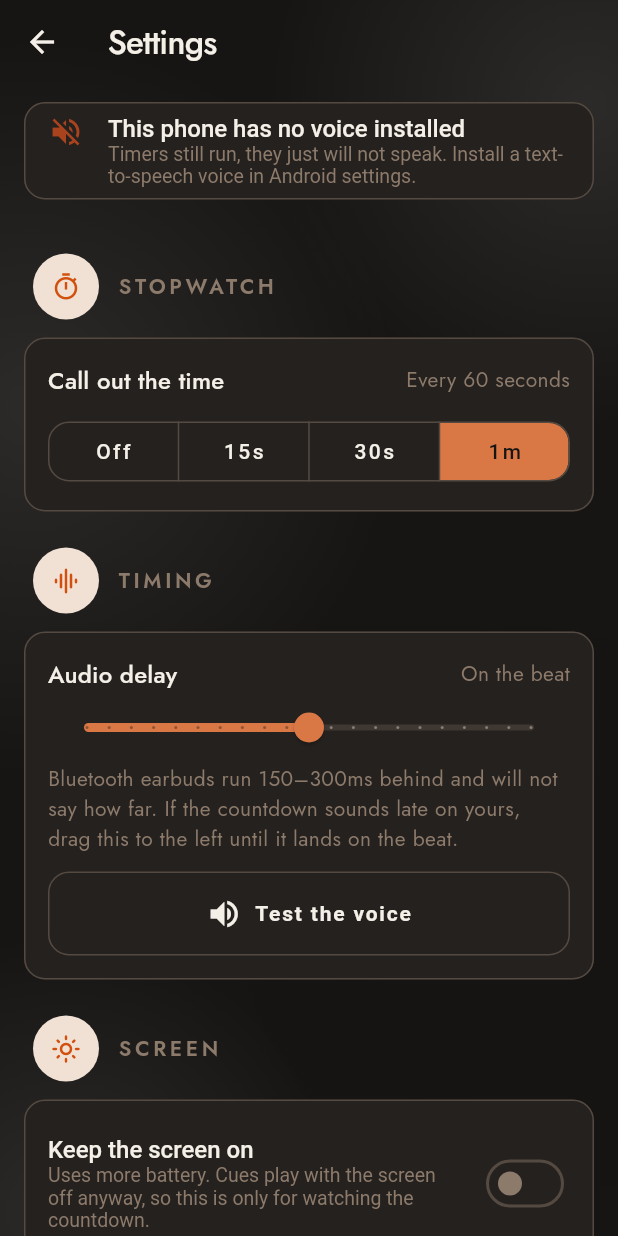
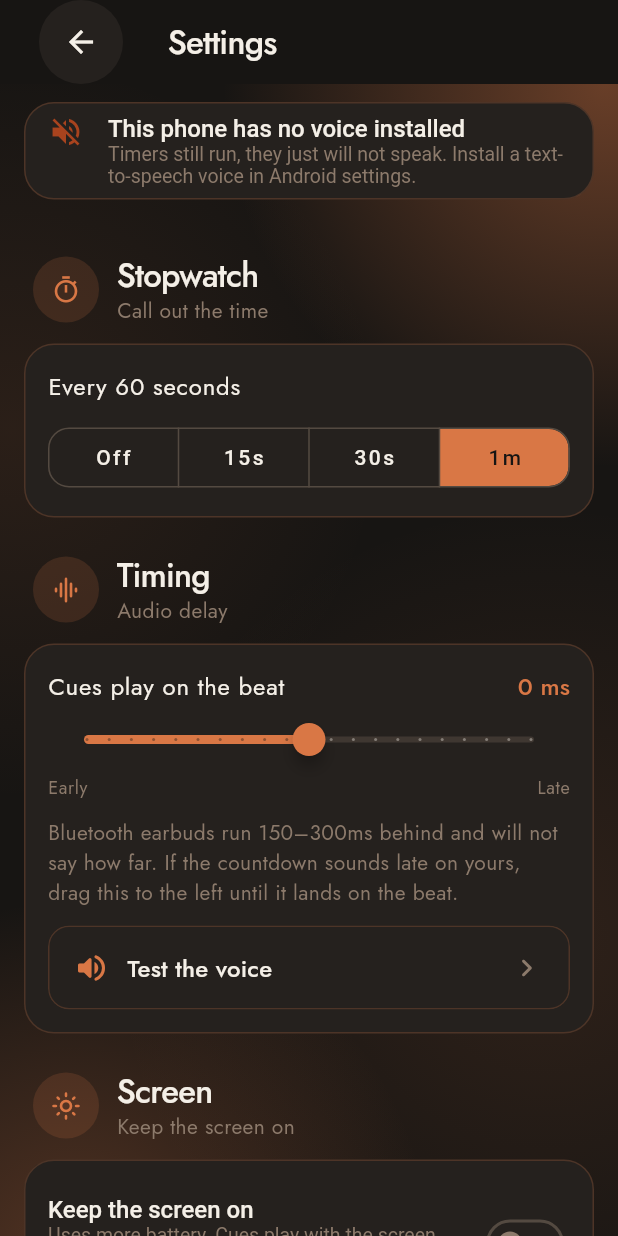
Before and after one commit to coderaadimanv/talking_stopwatch, a Flutter app: the screen it shows after launch, after a tap on the "settings" icon, on a phone screen of 412 x 824 dp. Run offline on Flutter 3.47's test engine with Material 3 defaults, Android fonts, the phone set to English and light mode, and no system bars; our stand-ins replace flutter_riverpod, go_router.

Commit message:
Warm the dark screens up
Closer to the second mockup. SoftBackground now has two moods: on a
phase colour its shapes are that colour lifted and dropped a little and
stay nearly invisible, and on a dark screen there is nothing to lift,
so it takes a glow and lays down pools of it instead. That is where the
warmth on the list and the settings comes from, and it is the single
biggest reason those screens looked flat before.

Badges on a dark screen are filled with the accent turned right down
rather than with ivory. A pale disc on a dark page is a hole punched in
it; a warm one belongs to the screen.

Settings headings now carry the section and the setting -- "Timing" over
"Audio delay" -- which gets the name out of the card and leaves the card
for the control. The slider says what it is set to in the accent, and
its ends say which way they mean. Test the voice became a row with a
chevron, because it goes and does something rather than setting
something.

Two width bugs, and the second is the interesting one.

The slider's ends had read "500 ms early" and "500 ms late", which is 29
pixels wider than a 320dp phone has to give. The layout test caught it.
The ends only need the direction: the reading above already gives the
size.

The tick on the chosen segment then wrapped "1m" onto two lines. The
overflow test could not see that -- wrapping throws nothing -- and my
first guess that the tick was behind the earlier overflow was wrong,
which bisecting proved before the screenshot showed the real damage.
Four segments across 320dp leave about 64 pixels each and the tick takes
a third of that, so the tick is gone; the solid fill already says which
one is chosen. The layout test now measures the chosen segment against
an unchosen one, and that assertion was checked against the tick before
being kept: it fails with it, passes without.

131 tests, analyzer clean. Both screens checked on the emulator.

Co-Authored-By: Claude Opus 5 <noreply@anthropic.com>

```diff
--- a/lib/app/style.dart
+++ b/lib/app/style.dart
@@ -37,6 +37,13 @@ abstract final class Brand {
   static const veilDark = Color(0x12000000);
 
   static const transparent = Color(0x00000000);
+
+  /// A card's edge on a dark screen. Warm rather than neutral, so the cards
+  /// belong to the accent that lights the rest of the screen.
+  static final cardLine = terracotta.withValues(alpha: 0.22);
+
+  /// The fill behind a section's icon: the accent, turned right down.
+  static final accentWash = terracotta.withValues(alpha: 0.16);
 }
 
 /// The one place the app is allowed a shadow.
@@ -163,6 +170,10 @@ abstract final class Sizes {
   /// under a thumb. Softened here, and deliberately one number: change this
   /// and the whole app changes with it.
   static const radius = 14.0;
+
+  /// Cards are rounder than the controls inside them, which is what makes
+  /// them read as one surface rather than a box drawn around some widgets.
+  static const radiusCard = 20.0;
 
   static const hairline = 1.0;
 }
@@ -345,6 +356,21 @@ extension ColorsOf on BuildContext {
   AppColors get colors => Theme.of(this).extension<AppColors>()!;
 }
 
+/// An icon button sitting in its own dark disc, for app bars.
+///
+/// A bare arrow on a dark screen is a small grey mark in a large empty corner.
+/// The disc gives it an edge to be seen against and a target to be hit.
+ButtonStyle chipIconButton() => ButtonStyle(
+  backgroundColor: const WidgetStatePropertyAll(Brand.surface),
+  foregroundColor: const WidgetStatePropertyAll(Brand.ivory),
+  overlayColor: const WidgetStatePropertyAll(Color(0x14F4EFE7)),
+  shape: const WidgetStatePropertyAll(CircleBorder()),
+  minimumSize: const WidgetStatePropertyAll(
+    Size(Sizes.control, Sizes.control),
+  ),
+  iconSize: const WidgetStatePropertyAll(Sizes.icon),
+);
+
 /// A button's label, which shrinks rather than wraps.
 ///
 /// Three buttons across a 320dp phone leave about 62 logical pixels for text,
@@ -445,13 +471,13 @@ ThemeData appTheme() {
     textButtonTheme: TextButtonThemeData(style: _text()),
     iconButtonTheme: IconButtonThemeData(style: _icon()),
 
-    cardTheme: const CardThemeData(
+    cardTheme: CardThemeData(
       color: Brand.surface,
       elevation: 0,
       margin: EdgeInsets.zero,
       shape: RoundedRectangleBorder(
-        borderRadius: BorderRadius.all(Radius.circular(Sizes.radius)),
-        side: BorderSide(color: Brand.line, width: Sizes.hairline),
+        borderRadius: BorderRadius.circular(Sizes.radiusCard),
+        side: BorderSide(color: Brand.cardLine, width: Sizes.hairline),
       ),
     ),
 
@@ -511,6 +537,9 @@ ThemeData appTheme() {
       inactiveTrackColor: Brand.raised,
       thumbColor: Brand.terracotta,
       overlayColor: Color(0x33D97745),
+      // A little lift under the thumb, so the one thing being dragged is the
+      // one thing standing off the track.
+      thumbShape: RoundSliderThumbShape(enabledThumbRadius: 11, elevation: 4),
     ),
 
     segmentedButtonTheme: SegmentedButtonThemeData(
--- a/lib/app/widgets/soft_background.dart
+++ b/lib/app/widgets/soft_background.dart
@@ -2,25 +2,40 @@ import 'package:flutter/material.dart';
 
 import '../style.dart';
 
-/// The ground a running screen stands on: one colour, with a few very soft
-/// shapes drifting through it.
+/// The ground a screen stands on: one colour, with a few very soft shapes
+/// drifting through it.
 ///
-/// A flat fill at this size reads as a blank wall. The shapes are the same
-/// colour lifted or dropped a little and have no edges at all, so they give
-/// the screen depth without ever being noticed as shapes — which is the point.
-/// Nothing here moves: this screen is looked at while out of breath, and
-/// something drifting in the corner of it would only pull the eye.
+/// A flat fill at this size reads as a blank wall. The shapes have no edges at
+/// all, so they give the screen depth without ever being noticed as shapes —
+/// which is the point. Nothing moves: a running screen is looked at while out
+/// of breath, and something drifting in the corner of it would only pull the
+/// eye.
+///
+/// Two moods, because the two kinds of screen need opposite things. On a
+/// phase colour the shapes are that colour lifted and dropped a little, and
+/// they stay nearly invisible. On a dark screen there is nothing to lift, so
+/// they are pools of [glow] instead — which is where the warmth on the list
+/// and the settings comes from.
 class SoftBackground extends StatelessWidget {
-  const SoftBackground({super.key, required this.color, required this.child});
+  const SoftBackground({
+    super.key,
+    required this.color,
+    this.glow,
+    required this.child,
+  });
 
   final Color color;
+
+  /// Lights a dark ground. Null leaves the subtle lift-and-drop instead.
+  final Color? glow;
+
   final Widget child;
 
   @override
   Widget build(BuildContext context) => DecoratedBox(
     decoration: BoxDecoration(color: color),
     child: CustomPaint(
-      painter: _Blobs(),
+      painter: _Blobs(glow: glow),
       // The painter has no size of its own; it fills whatever the child needs.
       child: SizedBox.expand(child: child),
     ),
@@ -28,13 +43,18 @@ class SoftBackground extends StatelessWidget {
 }
 
 class _Blobs extends CustomPainter {
+  const _Blobs({this.glow});
+
+  final Color? glow;
+
   /// Where each shape sits and how big it is, as fractions of the screen, so
-  /// the arrangement is the same on every phone.
+  /// the arrangement is the same on every phone. `strength` is how much of it
+  /// shows through when the shape is a glow.
   static const _shapes = [
-    (x: 0.95, y: 0.02, r: 0.52, light: true),
-    (x: 0.05, y: 0.28, r: 0.60, light: true),
-    (x: 0.85, y: 0.72, r: 0.70, light: false),
-    (x: 0.10, y: 0.98, r: 0.45, light: true),
+    (x: 0.98, y: 0.00, r: 0.62, light: true, strength: 0.42),
+    (x: 0.02, y: 0.30, r: 0.60, light: true, strength: 0.10),
+    (x: 0.88, y: 0.74, r: 0.70, light: false, strength: 0.12),
+    (x: 0.12, y: 1.02, r: 0.58, light: true, strength: 0.30),
   ];
 
   @override
@@ -42,7 +62,9 @@ class _Blobs extends CustomPainter {
     for (final shape in _shapes) {
       final centre = Offset(size.width * shape.x, size.height * shape.y);
       final radius = size.width * shape.r;
-      final colour = shape.light ? Brand.veilLight : Brand.veilDark;
+      final colour = glow == null
+          ? (shape.light ? Brand.veilLight : Brand.veilDark)
+          : glow!.withValues(alpha: shape.strength);
       canvas.drawCircle(
         centre,
         radius,
@@ -57,5 +79,5 @@ class _Blobs extends CustomPainter {
   }
 
   @override
-  bool shouldRepaint(_Blobs oldDelegate) => false;
+  bool shouldRepaint(_Blobs old) => old.glow != glow;
 }
--- a/lib/features/presets/ui/presets_screen.dart
+++ b/lib/features/presets/ui/presets_screen.dart
@@ -40,6 +40,7 @@ class PresetsScreen extends ConsumerWidget {
       ),
       body: SoftBackground(
         color: Brand.ink,
+        glow: colors.work,
         child: SafeArea(
           child: ListView(
             padding: const EdgeInsets.fromLTRB(
@@ -67,8 +68,7 @@ class PresetsScreen extends ConsumerWidget {
               const SizedBox(height: Sizes.gap),
               _StopwatchCard(
                 onTap: () => context.go('/stopwatch'),
-                face: colors.faceOn(colors.stopwatch),
-                deep: colors.deepOf(colors.stopwatch),
+                accent: colors.stopwatch,
               ),
             ],
           ),
@@ -105,21 +105,19 @@ class _WorkoutCard extends ConsumerWidget {
     return Card(
       child: InkWell(
         onTap: onRun,
-        borderRadius: BorderRadius.circular(Sizes.radius),
+        borderRadius: BorderRadius.circular(Sizes.radiusCard),
         child: Padding(
-          padding: const EdgeInsets.all(Sizes.gap),
+          padding: const EdgeInsets.all(Sizes.gutter),
           child: Row(
             children: [
               // The dial, shrunk: how long the whole thing takes, which is
               // what anyone checks before committing to it.
               CircleBadge(
                 size: Sizes.badgeSmall,
-                background: colors.faceOn(ground),
+                background: Brand.accentWash,
                 child: Text(
                   workout.totalLabel,
-                  style: text.titleMedium?.copyWith(
-                    color: colors.deepOf(ground),
-                  ),
+                  style: text.titleMedium?.copyWith(color: ground),
                 ),
               ),
               const SizedBox(width: Sizes.gap),
@@ -156,15 +154,10 @@ class _WorkoutCard extends ConsumerWidget {
 }
 
 class _StopwatchCard extends StatelessWidget {
-  const _StopwatchCard({
-    required this.onTap,
-    required this.face,
-    required this.deep,
-  });
+  const _StopwatchCard({required this.onTap, required this.accent});
 
   final VoidCallback onTap;
-  final Color face;
-  final Color deep;
+  final Color accent;
 
   @override
   Widget build(BuildContext context) {
@@ -172,16 +165,16 @@ class _StopwatchCard extends StatelessWidget {
     return Card(
       child: InkWell(
         onTap: onTap,
-        borderRadius: BorderRadius.circular(Sizes.radius),
+        borderRadius: BorderRadius.circular(Sizes.radiusCard),
         child: Padding(
-          padding: const EdgeInsets.all(Sizes.gap),
+          padding: const EdgeInsets.all(Sizes.gutter),
           child: Row(
             children: [
               CircleBadge.icon(
                 size: Sizes.badgeSmall,
-                background: face,
+                background: Brand.accentWash,
                 icon: Icons.timer_outlined,
-                color: deep,
+                color: accent,
               ),
               const SizedBox(width: Sizes.gap),
               Expanded(
--- a/lib/features/settings/ui/settings_screen.dart
+++ b/lib/features/settings/ui/settings_screen.dart
@@ -11,6 +11,9 @@ import '../../../core/cues/cue.dart';
 class SettingsScreen extends ConsumerWidget {
   const SettingsScreen({super.key});
 
+  /// How far the calibration slider goes either way.
+  static const _offsetRangeMs = 500;
+
   @override
   Widget build(BuildContext context, WidgetRef ref) {
     final settings = ref.watch(appDataProvider).settings;
@@ -19,21 +22,23 @@ class SettingsScreen extends ConsumerWidget {
     final colors = context.colors;
     final text = Theme.of(context).textTheme;
 
-    final face = colors.faceOn(colors.stopwatch);
-    final deep = colors.deepOf(colors.stopwatch);
-
     return Scaffold(
       backgroundColor: Brand.ink,
       appBar: AppBar(
-        backgroundColor: Brand.transparent,
-        leading: IconButton(
+        leadingWidth: Sizes.bigControl,
+        leading: Padding(
+          padding: const EdgeInsets.only(left: Sizes.gap),
+          child: IconButton(
             onPressed: () => context.go('/'),
+            style: chipIconButton(),
             icon: const Icon(Icons.arrow_back),
+          ),
         ),
         title: const Text('Settings'),
       ),
       body: SoftBackground(
         color: Brand.ink,
+        glow: colors.work,
         child: SafeArea(
           child: ListView(
             padding: const EdgeInsets.fromLTRB(
@@ -61,13 +66,11 @@ class SettingsScreen extends ConsumerWidget {
               _Section(
                 icon: Icons.timer_outlined,
                 title: 'Stopwatch',
-                face: face,
-                deep: deep,
+                subtitle: 'Call out the time',
                 children: [
-                  _Row(
-                    title: 'Call out the time',
-                    value: settings.stopwatchAnnounceSeconds == 0
-                        ? 'Never'
+                  _Reading(
+                    label: settings.stopwatchAnnounceSeconds == 0
+                        ? 'The stopwatch stays quiet'
                         : 'Every ${settings.stopwatchAnnounceSeconds} seconds',
                   ),
                   const SizedBox(height: Sizes.gap),
@@ -78,6 +81,10 @@ class SettingsScreen extends ConsumerWidget {
                       ButtonSegment(value: 30, label: Text('30s')),
                       ButtonSegment(value: 60, label: Text('1m')),
                     ],
+                    // No tick. Four segments across a 320dp phone leave about
+                    // 64 logical pixels each, and the tick takes a third of
+                    // that — enough to wrap "1m" onto two lines. The solid
+                    // fill already says which one is chosen.
                     showSelectedIcon: false,
                     selected: {settings.stopwatchAnnounceSeconds},
                     onSelectionChanged: (choice) => data.editSettings(
@@ -91,27 +98,39 @@ class SettingsScreen extends ConsumerWidget {
               _Section(
                 icon: Icons.graphic_eq_rounded,
                 title: 'Timing',
-                face: face,
-                deep: deep,
+                subtitle: 'Audio delay',
                 children: [
-                  _Row(
-                    title: 'Audio delay',
+                  _Reading(
+                    label: settings.offsetMs == 0
+                        ? 'Cues play on the beat'
+                        : settings.offsetMs < 0
+                        ? 'Cues play early'
+                        : 'Cues play late',
                     value: settings.offsetMs == 0
-                        ? 'On the beat'
-                        : settings.offsetMs < 0
-                        ? '${-settings.offsetMs}ms early'
-                        : '${settings.offsetMs}ms late',
+                        ? '0 ms'
+                        : '${settings.offsetMs.abs()} ms',
                   ),
                   Slider(
                     value: settings.offsetMs.toDouble(),
-                    min: -500,
-                    max: 500,
+                    min: -_offsetRangeMs.toDouble(),
+                    max: _offsetRangeMs.toDouble(),
                     divisions: 20,
-                    label: '${settings.offsetMs}ms',
                     onChanged: (value) => data.editSettings(
                       (s) => s.copyWith(offsetMs: value.round()),
                     ),
                   ),
+                  // The ends mean opposite things and a number alone does not
+                  // say which. Just the direction: the reading above already
+                  // gives the size, and spelling out both bounds in full is
+                  // wider than a 320dp phone has to give.
+                  Row(
+                    mainAxisAlignment: MainAxisAlignment.spaceBetween,
+                    children: [
+                      Text('Early', style: text.bodySmall),
+                      Text('Late', style: text.bodySmall),
+                    ],
+                  ),
+                  const SizedBox(height: Sizes.gap),
                   Text(
                     'Bluetooth earbuds run 150–300ms behind and will not say '
                     'how far. If the countdown sounds late on yours, drag '
@@ -119,13 +138,10 @@ class SettingsScreen extends ConsumerWidget {
                     style: text.bodyMedium,
                   ),
                   const SizedBox(height: Sizes.gap),
-                  SizedBox(
-                    width: double.infinity,
-                    child: OutlinedButton.icon(
-                      onPressed: () => _testVoice(ref),
-                      icon: const Icon(Icons.volume_up),
-                      label: const ActionLabel('Test the voice'),
-                    ),
+                  _ActionRow(
+                    icon: Icons.volume_up_rounded,
+                    label: 'Test the voice',
+                    onTap: () => _testVoice(ref),
                   ),
                 ],
               ),
@@ -133,8 +149,7 @@ class SettingsScreen extends ConsumerWidget {
               _Section(
                 icon: Icons.light_mode_outlined,
                 title: 'Screen',
-                face: face,
-                deep: deep,
+                subtitle: 'Keep the screen on',
                 children: [
                   SwitchListTile(
                     contentPadding: EdgeInsets.zero,
@@ -167,24 +182,24 @@ class SettingsScreen extends ConsumerWidget {
   }
 }
 
-/// A heading with its own badge, and the card of settings under it.
+/// A heading: what the section is, and what it does, with its own badge.
 class _Section extends StatelessWidget {
   const _Section({
     required this.icon,
     required this.title,
-    required this.face,
-    required this.deep,
+    required this.subtitle,
     required this.children,
   });
 
   final IconData icon;
   final String title;
-  final Color face;
-  final Color deep;
+  final String subtitle;
   final List<Widget> children;
 
   @override
-  Widget build(BuildContext context) => Column(
+  Widget build(BuildContext context) {
+    final text = Theme.of(context).textTheme;
+    return Column(
       crossAxisAlignment: CrossAxisAlignment.start,
       children: [
         Padding(
@@ -197,13 +212,24 @@ class _Section extends StatelessWidget {
             children: [
               CircleBadge(
                 size: Sizes.badgeTiny,
-              background: face,
-              child: Icon(icon, color: deep, size: Sizes.iconSmall),
+                // The accent turned right down, not ivory: on a dark screen a
+                // pale disc is a hole punched in the page.
+                background: Brand.accentWash,
+                child: Icon(
+                  icon,
+                  color: context.colors.work,
+                  size: Sizes.iconSmall,
+                ),
               ),
               const SizedBox(width: Sizes.gap),
-            Text(
-              title.toUpperCase(),
-              style: Theme.of(context).textTheme.labelLarge,
+              Expanded(
+                child: Column(
+                  crossAxisAlignment: CrossAxisAlignment.start,
+                  children: [
+                    Text(title, style: text.titleLarge),
+                    Text(subtitle, style: text.bodyMedium),
+                  ],
+                ),
               ),
             ],
           ),
@@ -220,22 +246,75 @@ class _Section extends StatelessWidget {
       ],
     );
   }
+}
 
-/// A setting's name, with what it is currently set to beside it.
-class _Row extends StatelessWidget {
-  const _Row({required this.title, required this.value});
+/// What a setting currently says, and the number behind it.
+class _Reading extends StatelessWidget {
+  const _Reading({required this.label, this.value});
 
-  final String title;
-  final String value;
+  final String label;
+  final String? value;
 
   @override
   Widget build(BuildContext context) {
     final text = Theme.of(context).textTheme;
     return Row(
       children: [
-        Expanded(child: Text(title, style: text.titleMedium)),
-        Text(value, style: text.bodyMedium),
+        Expanded(child: Text(label, style: text.bodyLarge)),
+        if (value != null)
+          Text(
+            value!,
+            style: text.titleMedium?.copyWith(color: context.colors.work),
+          ),
       ],
     );
   }
 }
+
+/// A row that does something, rather than setting something.
+class _ActionRow extends StatelessWidget {
+  const _ActionRow({
+    required this.icon,
+    required this.label,
+    required this.onTap,
+  });
+
+  final IconData icon;
+  final String label;
+  final VoidCallback onTap;
+
+  @override
+  Widget build(BuildContext context) => Material(
+    color: Brand.transparent,
+    borderRadius: BorderRadius.circular(Sizes.radius),
+    clipBehavior: Clip.antiAlias,
+    child: InkWell(
+      onTap: onTap,
+      child: Container(
+        height: Sizes.control,
+        padding: const EdgeInsets.symmetric(horizontal: Sizes.gutter),
+        decoration: BoxDecoration(
+          border: Border.all(color: Brand.cardLine, width: Sizes.hairline),
+          borderRadius: BorderRadius.circular(Sizes.radius),
+        ),
+        child: Row(
+          children: [
+            Icon(icon, size: Sizes.icon, color: context.colors.work),
+            const SizedBox(width: Sizes.gap),
+            Expanded(
+              child: Text(
+                label,
+                style: Theme.of(context).textTheme.titleMedium,
+              ),
+            ),
+            Icon(
+              Icons.chevron_right_rounded,
+              size: Sizes.icon,
+              color: context.colors.muted,
+            ),
+          ],
+        ),
+      ),
+    ),
+  );
+}
```
Also changed, not shown: 2 other files. Lines whose indentation alone changed are shown as unchanged.
